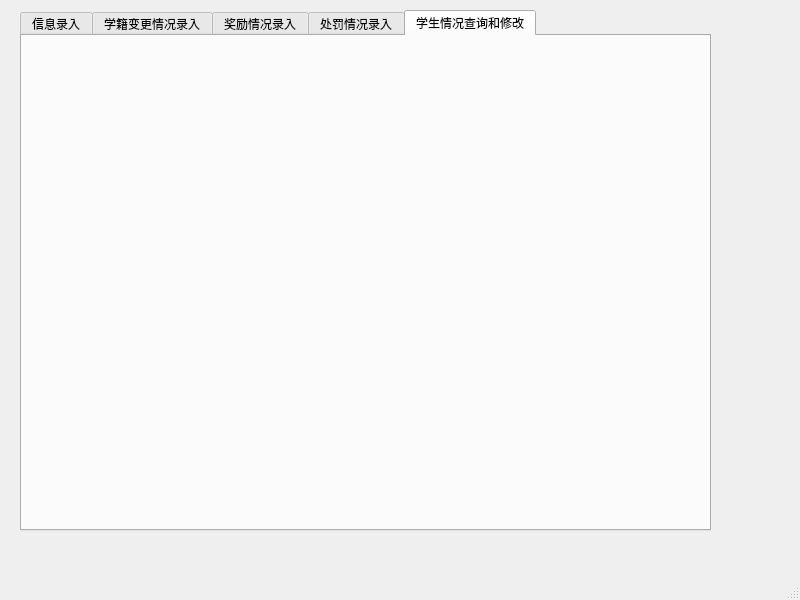
Before: the Qt Designer form mainwindow.ui in rileychc/StuInfoManage, drawn with Qt 5.
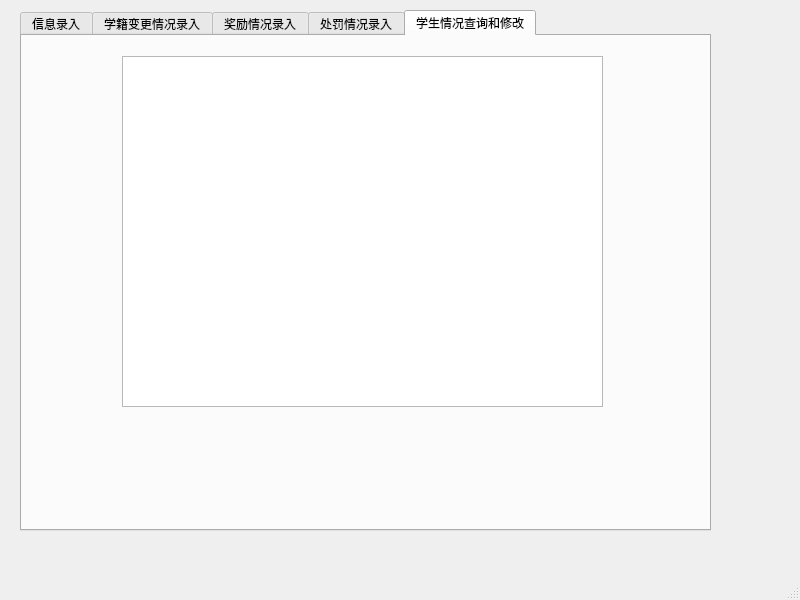
After: the same form once the commit is applied. The open tabs and pages were chosen to show the change.

```diff
--- a/mainwindow.ui
+++ b/mainwindow.ui
@@ -544,6 +544,16 @@
      <attribute name="title">
       <string>学生情况查询和修改</string>
      </attribute>
+     <widget class="QTableWidget" name="tableWidget">
+      <property name="geometry">
+       <rect>
+        <x>100</x>
+        <y>20</y>
+        <width>481</width>
+        <height>351</height>
+       </rect>
+      </property>
+     </widget>
     </widget>
    </widget>
   </widget>
```
Left out of the diff: 4 changed lines with no effect on the pictures.
